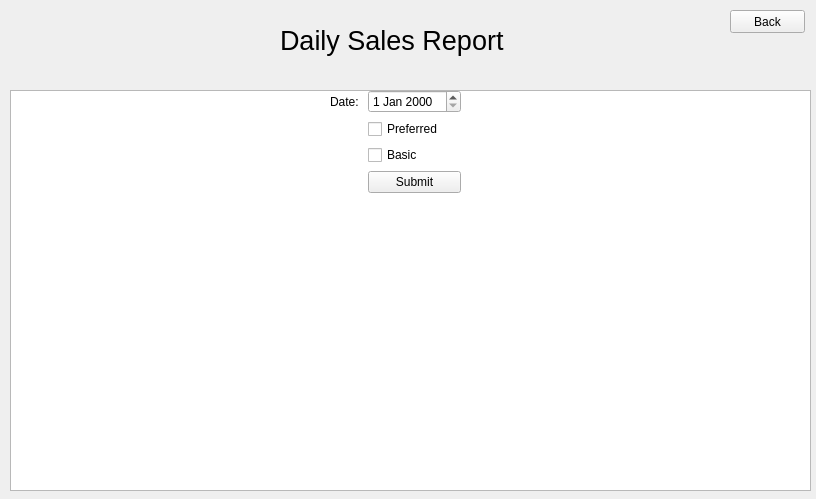
Before: the Qt Designer form sales_report/daily_sales.ui in WinterCS003/CS008_Project1, drawn with Qt 5.
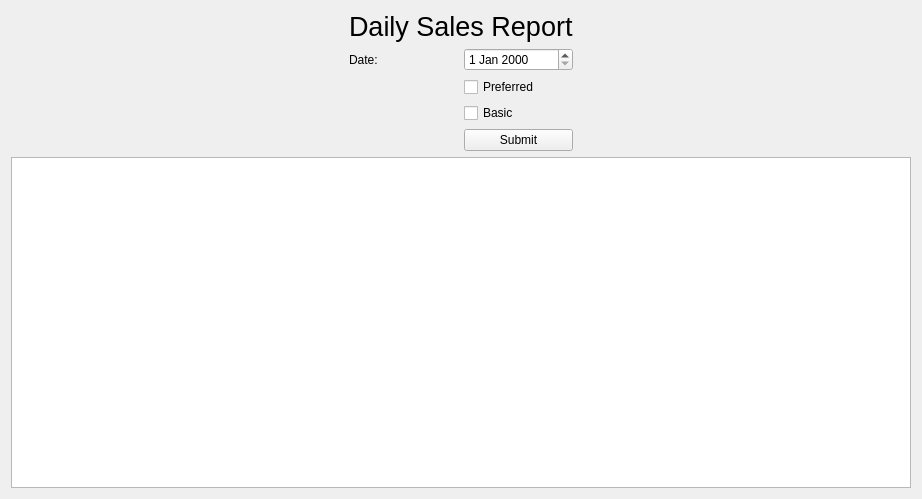
After: the same form once the commit is applied.

The edit to the form file:
```diff
--- a/sales_report/daily_sales.ui
+++ b/sales_report/daily_sales.ui
@@ -6,37 +6,30 @@
    <rect>
     <x>0</x>
     <y>0</y>
-    <width>816</width>
+    <width>922</width>
     <height>499</height>
    </rect>
   </property>
   <property name="windowTitle">
    <string>Form</string>
   </property>
-  <widget class="QPushButton" name="goBack">
-   <property name="geometry">
-    <rect>
-     <x>730</x>
-     <y>10</y>
-     <width>75</width>
-     <height>23</height>
-    </rect>
-   </property>
-   <property name="text">
-    <string>Back</string>
-   </property>
-  </widget>
-  <widget class="QWidget" name="gridLayoutWidget">
-   <property name="geometry">
-    <rect>
-     <x>280</x>
-     <y>10</y>
-     <width>231</width>
-     <height>61</height>
-    </rect>
-   </property>
+  <layout class="QGridLayout" name="gridLayout_5">
+   <item row="0" column="0">
    <layout class="QGridLayout" name="gridLayout">
     <item row="0" column="0">
+      <spacer name="horizontalSpacer">
+       <property name="orientation">
+        <enum>Qt::Horizontal</enum>
+       </property>
+       <property name="sizeHint" stdset="0">
+        <size>
+         <width>40</width>
+         <height>20</height>
+        </size>
+       </property>
+      </spacer>
+     </item>
+     <item row="0" column="1">
      <widget class="QLabel" name="title">
       <property name="font">
        <font>
@@ -48,25 +41,8 @@
       </property>
      </widget>
     </item>
-   </layout>
-  </widget>
-  <widget class="QWidget" name="formLayoutWidget">
-   <property name="geometry">
-    <rect>
-     <x>330</x>
-     <y>90</y>
-     <width>131</width>
-     <height>121</height>
-    </rect>
-   </property>
-   <layout class="QFormLayout" name="formLayout">
-    <item row="0" column="0">
-     <widget class="QLabel" name="date">
-      <property name="text">
-       <string>Date: </string>
-      </property>
-     </widget>
-    </item>
+     <item row="1" column="1">
+      <layout class="QGridLayout" name="gridLayout_2">
     <item row="0" column="1">
      <widget class="QDateEdit" name="dateEdit"/>
     </item>
@@ -95,22 +71,34 @@
       </item>
      </layout>
     </item>
-   </layout>
-  </widget>
-  <widget class="QTextBrowser" name="report">
-   <property name="geometry">
-    <rect>
-     <x>10</x>
-     <y>90</y>
-     <width>801</width>
-     <height>401</height>
-    </rect>
-   </property>
-  </widget>
-  <zorder>report</zorder>
-  <zorder>goBack</zorder>
-  <zorder>gridLayoutWidget</zorder>
-  <zorder>formLayoutWidget</zorder>
+       <item row="0" column="0">
+        <widget class="QLabel" name="date">
+         <property name="text">
+          <string>Date: </string>
+         </property>
+        </widget>
+       </item>
+      </layout>
+     </item>
+     <item row="0" column="2">
+      <spacer name="horizontalSpacer_2">
+       <property name="orientation">
+        <enum>Qt::Horizontal</enum>
+       </property>
+       <property name="sizeHint" stdset="0">
+        <size>
+         <width>40</width>
+         <height>20</height>
+        </size>
+       </property>
+      </spacer>
+     </item>
+     <item row="2" column="0" colspan="3">
+      <widget class="QTextBrowser" name="report"/>
+     </item>
+    </layout>
+   </item>
+  </layout>
  </widget>
  <resources/>
  <connections/>
```
Lines whose indentation alone changed are shown as unchanged.
